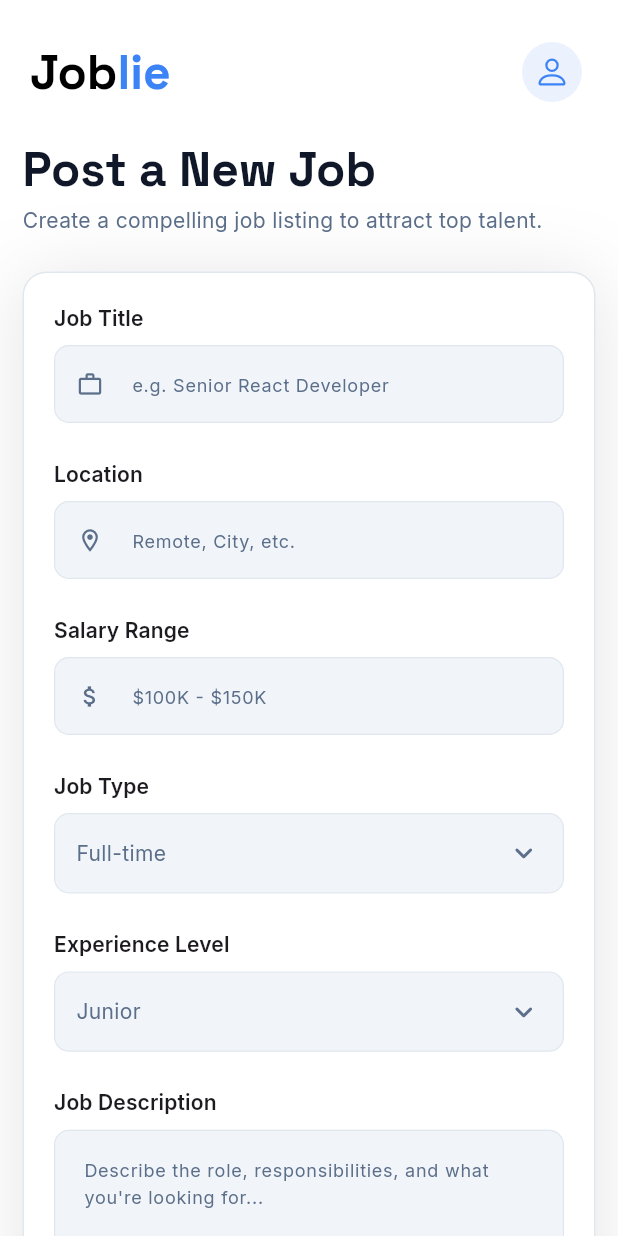
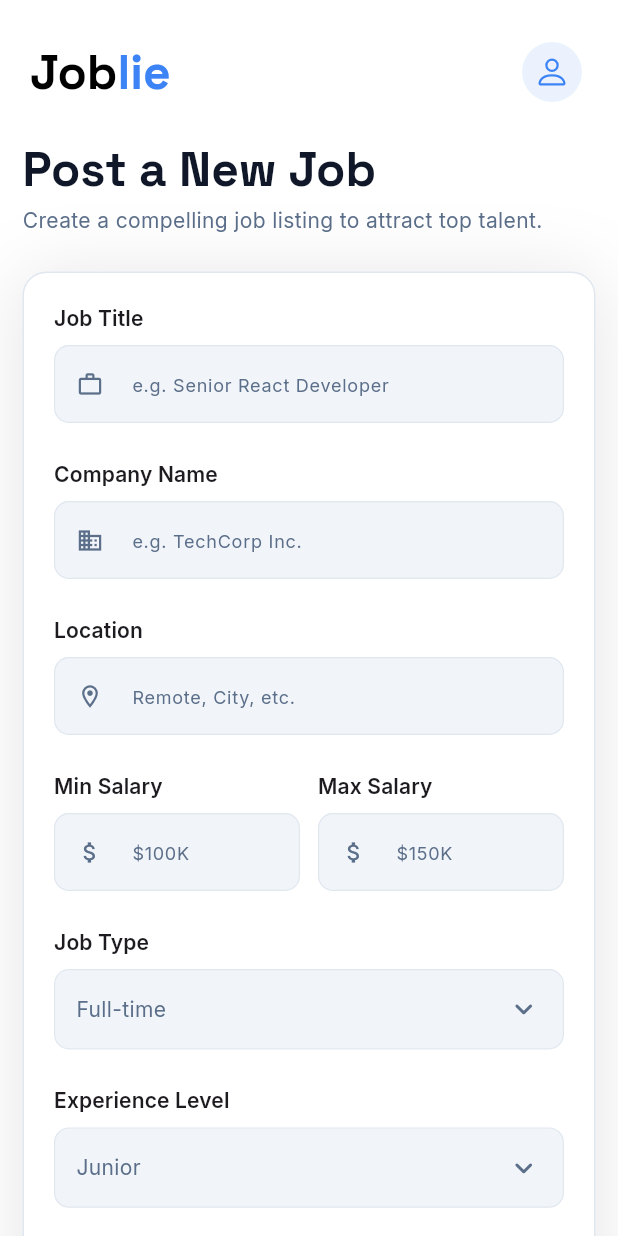
Before and after one commit to hashamdev-webix/jooblie-mobile-app, a Flutter app: the RecruiterPostJobView screen opened directly, on a phone screen of 412 x 824 dp. Run offline on Flutter 3.47's test engine with Material 3 defaults, Android fonts, the phone set to English and light mode, and no system bars; our stand-ins replace animate_do, another_flushbar, app_links, flutter_dotenv, flutter_easyloading, fluttertoast and 6 more; accounts and stored records are empty; statements that could not run were skipped.

Commit message:
Update recruiter_post_job_view.dart

```diff
--- a/lib/views/recruiter/recruiter_post_job_view/recruiter_post_job_view.dart
+++ b/lib/views/recruiter/recruiter_post_job_view/recruiter_post_job_view.dart
@@ -116,6 +116,7 @@ class RecruiterPostJobView extends StatelessWidget {
                             RecruiterPostJobFormField(
                               label: 'Job Title',
                               child: TextFormField(
+                                initialValue: vm.jobTitle.isNotEmpty ? vm.jobTitle : null,
                                 decoration: _inputDecoration(
                                   context,
                                   'e.g. Senior React Developer',
@@ -130,8 +131,26 @@ class RecruiterPostJobView extends StatelessWidget {
                             ),
                             24.h,
                             RecruiterPostJobFormField(
+                              label: 'Company Name',
+                              child: TextFormField(
+                                initialValue: vm.companyName.isNotEmpty ? vm.companyName : null,
+                                decoration: _inputDecoration(
+                                  context,
+                                  'e.g. TechCorp Inc.',
+                                  Icons.business_outlined,
+                                ),
+                                textInputAction: TextInputAction.next,
+                                onSaved: (v) => vm.companyName = v ?? '',
+                                validator: (v) => (v == null || v.isEmpty)
+                                    ? 'Required'
+                                    : null,
+                              ),
+                            ),
+                            24.h,
+                            RecruiterPostJobFormField(
                               label: 'Location',
                               child: TextFormField(
+                                initialValue: vm.location.isNotEmpty ? vm.location : null,
                                 decoration: _inputDecoration(
                                   context,
                                   'Remote, City, etc.',
@@ -142,17 +161,40 @@ class RecruiterPostJobView extends StatelessWidget {
                               ),
                             ),
                             24.h,
-                            RecruiterPostJobFormField(
-                              label: 'Salary Range',
+                            Row(
+                              children: [
+                                Expanded(
+                                  child: RecruiterPostJobFormField(
+                                    label: 'Min Salary',
                                     child: TextFormField(
+                                      initialValue: vm.salaryMin.isNotEmpty ? vm.salaryMin : null,
                                       decoration: _inputDecoration(
                                         context,
-                                  '\$100K - \$150K',
+                                        '\$100K',
                                         Icons.attach_money_outlined,
                                       ),
                                       textInputAction: TextInputAction.next,
-                                onSaved: (v) => vm.salaryRange = v ?? '',
+                                      onSaved: (v) => vm.salaryMin = v ?? '',
                                     ),
+                                  ),
+                                ),
+                                12.w,
+                                Expanded(
+                                  child: RecruiterPostJobFormField(
+                                    label: 'Max Salary',
+                                    child: TextFormField(
+                                      initialValue: vm.salaryMax.isNotEmpty ? vm.salaryMax : null,
+                                      decoration: _inputDecoration(
+                                        context,
+                                        '\$150K',
+                                        Icons.attach_money_outlined,
+                                      ),
+                                      textInputAction: TextInputAction.next,
+                                      onSaved: (v) => vm.salaryMax = v ?? '',
+                                    ),
+                                  ),
+                                ),
+                              ],
                             ),
                             24.h,
                             RecruiterPostJobFormField(
@@ -182,6 +224,7 @@ class RecruiterPostJobView extends StatelessWidget {
                             RecruiterPostJobFormField(
                               label: 'Job Description',
                               child: TextFormField(
+                                initialValue: vm.description.isNotEmpty ? vm.description : null,
                                 decoration: _inputDecoration(
                                   context,
                                   "Describe the role, responsibilities, and what you're looking for...",
@@ -194,8 +237,24 @@ class RecruiterPostJobView extends StatelessWidget {
                             ),
                             24.h,
                             RecruiterPostJobFormField(
+                              label: 'Requirements',
+                              child: TextFormField(
+                                initialValue: vm.requirements.isNotEmpty ? vm.requirements : null,
+                                decoration: _inputDecoration(
+                                  context,
+                                  "List the key qualifications and requirements...",
+                                  null,
+                                ),
+                                maxLines: 5,
+                                textInputAction: TextInputAction.newline,
+                                onSaved: (v) => vm.requirements = v ?? '',
+                              ),
+                            ),
+                            24.h,
+                            RecruiterPostJobFormField(
                               label: 'Required Skills',
                               child: TextFormField(
+                                initialValue: vm.skills.isNotEmpty ? vm.skills : null,
                                 decoration: _inputDecoration(
                                   context,
                                   'React, TypeScript, Node.js (comma-separated)',
```
Lines whose indentation alone changed are shown as unchanged.
